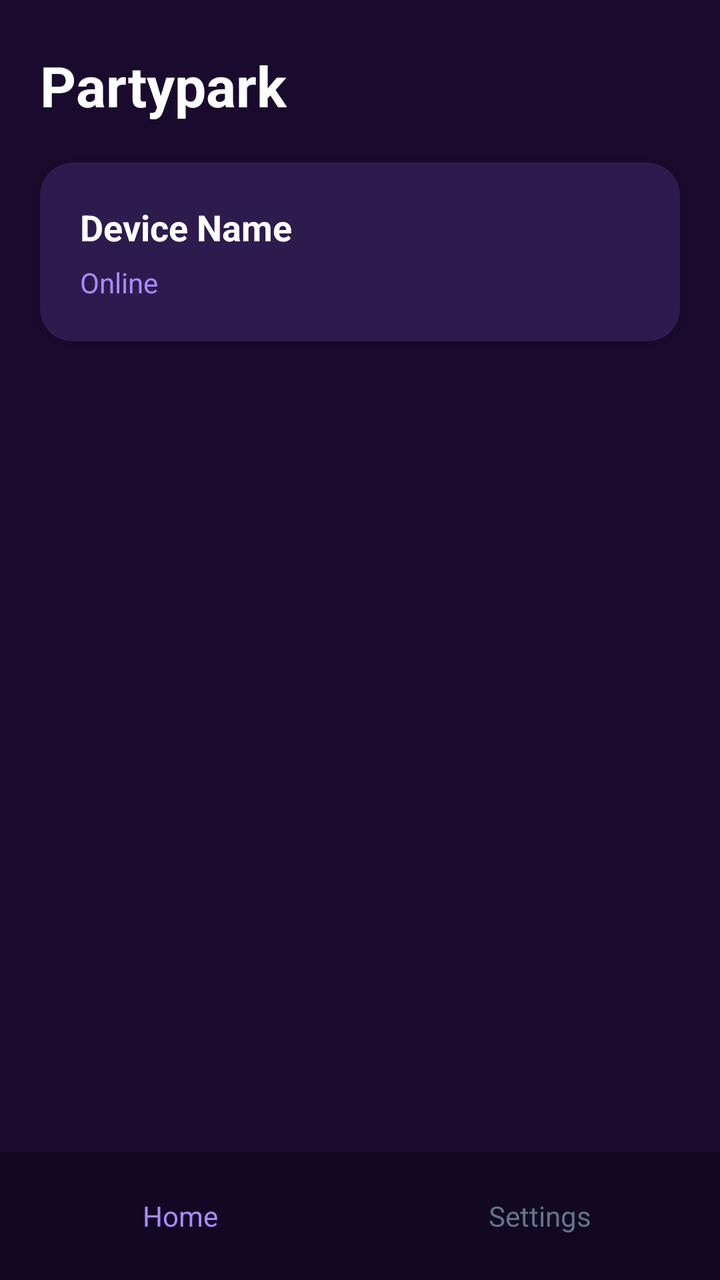
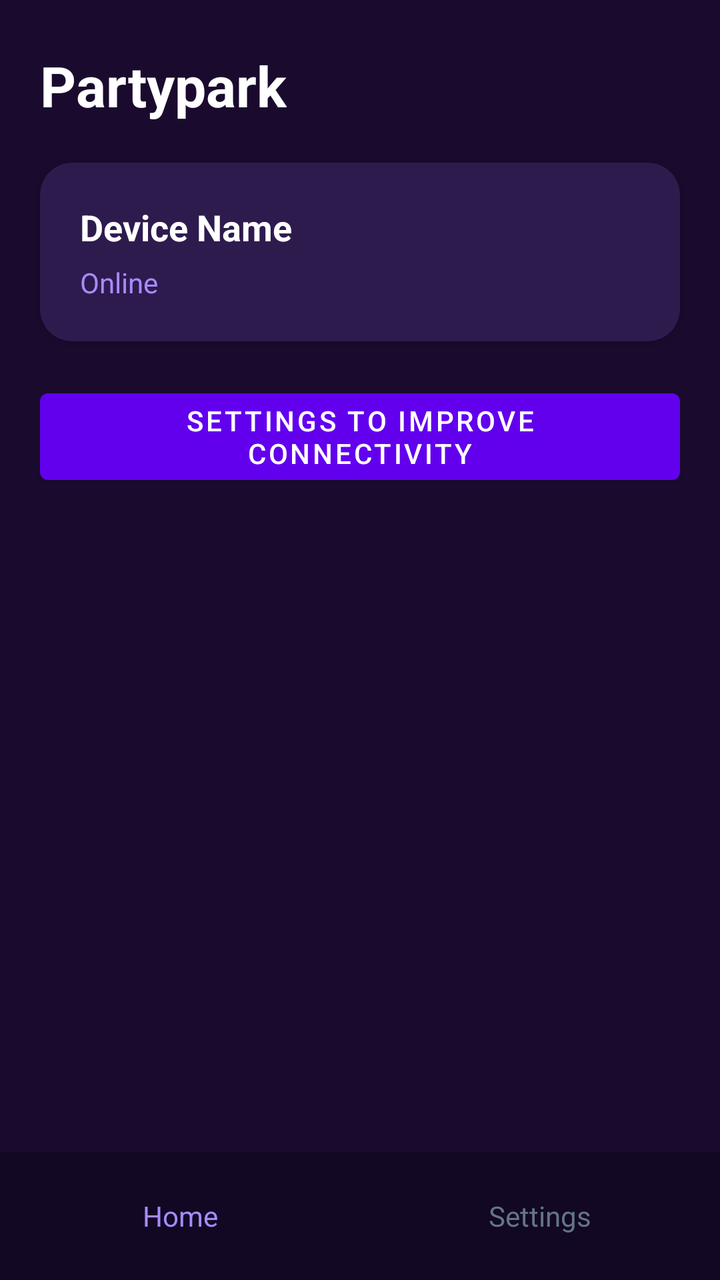

Compare the two renders of this Android layout. The source of the first and the diff that turns it into the second are given below.
<!-- AndroidManifest.xml: application theme Theme.Partypark -->
<!-- res/layout/activity_home.xml -->
<?xml version="1.0" encoding="utf-8"?>
<androidx.constraintlayout.widget.ConstraintLayout xmlns:android="http://schemas.android.com/apk/res/android"
    xmlns:app="http://schemas.android.com/apk/res-auto"
    android:layout_width="match_parent"
    android:layout_height="match_parent"
    android:background="#1a0b2e">

    
    <TextView
        android:id="@+id/home_title"
        android:layout_width="wrap_content"
        android:layout_height="wrap_content"
        android:layout_marginStart="20dp"
        android:layout_marginTop="24dp"
        android:text="Partypark"
        android:textColor="#FFFFFF"
        android:textSize="28sp"
        android:textStyle="bold"
        app:layout_constraintStart_toStartOf="parent"
        app:layout_constraintTop_toTopOf="parent" />

    
    <com.google.android.material.card.MaterialCardView
        android:id="@+id/status_card"
        android:layout_width="0dp"
        android:layout_height="wrap_content"
        android:layout_margin="20dp"
        app:cardBackgroundColor="#2d1b4e"
        app:cardCornerRadius="16dp"
        app:layout_constraintEnd_toEndOf="parent"
        app:layout_constraintStart_toStartOf="parent"
        app:layout_constraintTop_toBottomOf="@id/home_title">

        <LinearLayout
            android:layout_width="match_parent"
            android:layout_height="wrap_content"
            android:orientation="vertical"
            android:padding="20dp">

            <TextView
                android:id="@+id/device_name_text"
                android:layout_width="wrap_content"
                android:layout_height="wrap_content"
                android:text="Device Name"
                android:textColor="#FFFFFF"
                android:textSize="18sp"
                android:textStyle="bold" />

            <TextView
                android:id="@+id/status_text"
                android:layout_width="wrap_content"
                android:layout_height="wrap_content"
                android:layout_marginTop="6dp"
                android:text="Online"
                android:textColor="#a78bfa"
                android:textSize="14sp" />
        </LinearLayout>
    </com.google.android.material.card.MaterialCardView>

    
    <LinearLayout
        android:id="@+id/bottom_nav"
        android:layout_width="0dp"
        android:layout_height="64dp"
        android:background="#120824"
        android:gravity="center"
        android:orientation="horizontal"
        app:layout_constraintBottom_toBottomOf="parent"
        app:layout_constraintEnd_toEndOf="parent"
        app:layout_constraintStart_toStartOf="parent">

        <TextView
            android:id="@+id/nav_home"
            android:layout_width="0dp"
            android:layout_height="match_parent"
            android:layout_weight="1"
            android:gravity="center"
            android:text="Home"
            android:textColor="#a78bfa"
            android:textSize="14sp" />

        <TextView
            android:id="@+id/nav_settings"
            android:layout_width="0dp"
            android:layout_height="match_parent"
            android:layout_weight="1"
            android:gravity="center"
            android:text="Settings"
            android:textColor="#64748b"
            android:textSize="14sp" />
    </LinearLayout>

</androidx.constraintlayout.widget.ConstraintLayout>
<!-- resources referenced by this layout -->
<resources>
  <style name="Theme.Partypark" parent="Theme.MaterialComponents.DayNight.DarkActionBar">
          <item name="colorPrimary">@color/purple_500</item>
          <item name="colorPrimaryVariant">@color/purple_700</item>
          <item name="colorOnPrimary">@color/white</item>
          <item name="colorSecondary">@color/teal_200</item>
          <item name="colorSecondaryVariant">@color/teal_700</item>
          <item name="colorOnSecondary">@color/black</item>
          <item name="android:statusBarColor">?attr/colorPrimaryVariant</item>
      </style>
  <color name="purple_500">#FF6200EE</color>
  <color name="purple_700">#FF3700B3</color>
  <color name="white">#FFFFFFFF</color>
  <color name="teal_200">#FF03DAC5</color>
  <color name="teal_700">#FF018786</color>
  <color name="black">#FF000000</color>
</resources>

<!-- the commit's change to res/layout/activity_home.xml (unified diff, before → after) -->
@@ -5,7 +5,6 @@
     android:layout_height="match_parent"
     android:background="#1a0b2e">
 
-    
     <TextView
         android:id="@+id/home_title"
         android:layout_width="wrap_content"
@@ -19,7 +18,6 @@
         app:layout_constraintStart_toStartOf="parent"
         app:layout_constraintTop_toTopOf="parent" />
 
-    
     <com.google.android.material.card.MaterialCardView
         android:id="@+id/status_card"
         android:layout_width="0dp"
@@ -57,7 +55,16 @@
         </LinearLayout>
     </com.google.android.material.card.MaterialCardView>
 
-    
+    <com.google.android.material.button.MaterialButton
+        android:id="@+id/improve_connectivity_btn"
+        android:layout_width="0dp"
+        android:layout_height="wrap_content"
+        android:layout_margin="20dp"
+        android:text="Settings to improve connectivity"
+        app:layout_constraintEnd_toEndOf="parent"
+        app:layout_constraintStart_toStartOf="parent"
+        app:layout_constraintTop_toBottomOf="@id/status_card" />
+
     <LinearLayout
         android:id="@+id/bottom_nav"
         android:layout_width="0dp"
